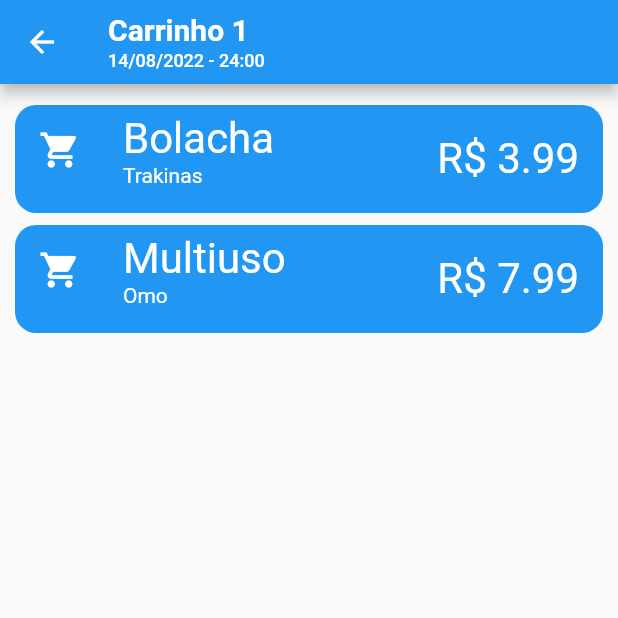
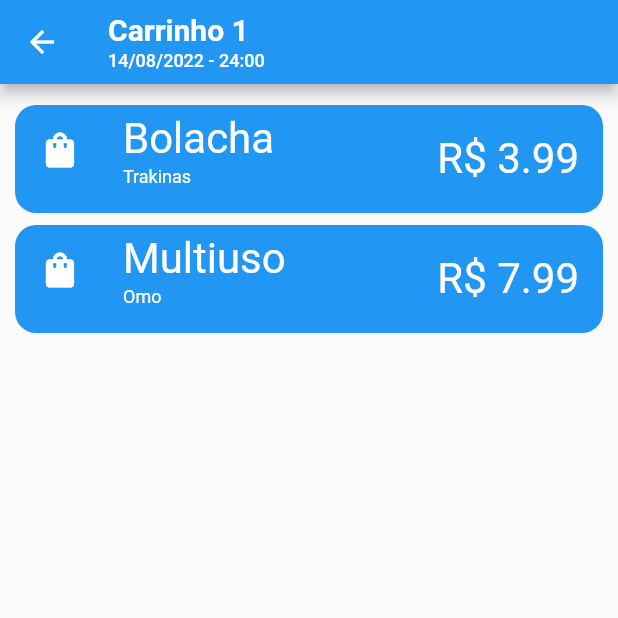
Before and after one commit to Canudo319/shopping-list-app, a Flutter app: the screen it shows after launch, after a tap on "Carrinho 1", on a phone screen of 412 x 824 dp, the top half of it. Run offline on Flutter 3.47's test engine with Material 2 defaults, Android fonts, the phone set to English and light mode, and no system bars; our stand-ins replace shared_preferences.

Commit message:
extração do Widget de listTile

```diff
--- a/lib/models/shopping_cart_model.dart
+++ b/lib/models/shopping_cart_model.dart
@@ -15,6 +15,10 @@ class ShoppingCartModel {
     this.itens,
   });
 
+  void setName(String name) {
+    this.name = name;
+  }
+
   String getFormatedDate() {
     return DateFormat("dd/MM/yyyy - kk:mm").format(date);
   }
--- a/lib/ui/cart_inspection_menu/widgets/shopping_item_list_tile.dart
+++ b/lib/ui/cart_inspection_menu/widgets/shopping_item_list_tile.dart
@@ -1,4 +1,5 @@
 import 'package:flutter/material.dart';
+import 'package:shopping_list_app/widgets/generic_list_tile.dart';
 
 import '../../../models/shopping_item_model.dart';
 import '../../item_inspection_menu/view/item_inspection.dart';
@@ -10,54 +11,21 @@ class ShoppingItemListTile extends StatelessWidget {
 
   @override
   Widget build(BuildContext context) {
+    const icone = Icon(
+      Icons.shopping_bag,
+      color: Colors.white,
+      size: 28,
+    );
+
     return Padding(
       padding: const EdgeInsets.fromLTRB(0, 4, 0, 4),
-      child: ListTile(
-        onTap: () {
-          Navigator.push(
-            context,
-            MaterialPageRoute<void>(
-              builder: (BuildContext context) => ItemInspection(item),
-            ),
-          );
-        },
-        leading: const Icon(
-          Icons.shopping_cart,
-          color: Colors.white,
-          size: 28,
-        ),
-        title: _ShoppingItemListNameText(item.name),
-        subtitle: Text(
-          item.brand ?? "",
-          style: const TextStyle(
-            color: Colors.white,
-          ),
-        ),
-        trailing: _ShoppingItemListNameText("R\$ ${item.price}"),
-        tileColor: Theme.of(context).primaryColor,
-        shape: RoundedRectangleBorder(
-          borderRadius: BorderRadius.circular(
-            14.0,
-          ),
-        ),
+      child: GenericListTile(
+        newScreen: ItemInspection(item),
+        title: item.name,
+        subtitle: item.brand,
+        trailing: "R\$ ${item.price}",
+        icone: icone,
       ),
     );
   }
 }
-
-class _ShoppingItemListNameText extends StatelessWidget {
-  final String text;
-
-  const _ShoppingItemListNameText(this.text, {Key? key}) : super(key: key);
-
-  @override
-  Widget build(BuildContext context) {
-    return Text(
-      text,
-      style: const TextStyle(
-        fontSize: 28,
-        color: Colors.white,
-      ),
-    );
-  }
-}
--- a/lib/ui/main_menu/widgets/shopping_cart_list_tile.dart
+++ b/lib/ui/main_menu/widgets/shopping_cart_list_tile.dart
@@ -1,6 +1,7 @@
 import 'package:flutter/material.dart';
 import 'package:shopping_list_app/models/shopping_cart_model.dart';
 import 'package:shopping_list_app/ui/cart_inspection_menu/view/cart_inspection.dart';
+import 'package:shopping_list_app/widgets/generic_list_tile.dart';
 
 class ShoppingCartListTile extends StatelessWidget {
   final ShoppingCartModel cart;
@@ -9,53 +10,20 @@ class ShoppingCartListTile extends StatelessWidget {
 
   @override
   Widget build(BuildContext context) {
+    const icone = Icon(
+      Icons.shopping_cart,
+      color: Colors.white,
+      size: 28,
+    );
+
     return Padding(
       padding: const EdgeInsets.fromLTRB(0, 4, 0, 4),
-      child: ListTile(
-        onTap: () {
-          Navigator.push(
-            context,
-            MaterialPageRoute<void>(
-              builder: (BuildContext context) => CartInspection(cart),
-            ),
-          );
-        },
-        leading: const Icon(
-          Icons.shopping_cart,
-          color: Colors.white,
-          size: 28,
-        ),
-        title: _ShoppingCartNameText(cart.name),
-        subtitle: Text(
-          cart.getFormatedDate(),
-          style: const TextStyle(
-            color: Colors.white,
-          ),
-        ),
-        tileColor: Theme.of(context).primaryColor,
-        shape: RoundedRectangleBorder(
-          borderRadius: BorderRadius.circular(
-            14.0,
-          ),
-        ),
+      child: GenericListTile(
+        newScreen: CartInspection(cart),
+        title: cart.name,
+        subtitle: cart.getFormatedDate(),
+        icone: icone,
       ),
     );
   }
 }
-
-class _ShoppingCartNameText extends StatelessWidget {
-  final String text;
-
-  const _ShoppingCartNameText(this.text, {Key? key}) : super(key: key);
-
-  @override
-  Widget build(BuildContext context) {
-    return Text(
-      text,
-      style: const TextStyle(
-        fontSize: 28,
-        color: Colors.white,
-      ),
-    );
-  }
-}
--- /dev/null
+++ b/lib/widgets/generic_list_tile.dart
@@ -0,0 +1,74 @@
+import 'package:flutter/material.dart';
+
+class GenericListTile extends StatelessWidget {
+  final Widget newScreen;
+  final String title;
+  final String? subtitle;
+  final String? trailing;
+  final Icon? icone;
+
+  const GenericListTile({
+    required this.newScreen,
+    required this.title,
+    this.subtitle,
+    this.trailing,
+    this.icone,
+    Key? key,
+  }) : super(key: key);
+
+  @override
+  Widget build(BuildContext context) {
+    return ListTile(
+      onTap: () {
+        Navigator.push(
+          context,
+          MaterialPageRoute<void>(
+            builder: (BuildContext context) => newScreen,
+          ),
+        );
+      },
+      leading: icone,
+      title: _CustomText(
+        text: title,
+        fontSize: 28,
+      ),
+      subtitle: subtitle == null
+          ? null
+          : _CustomText(
+              text: subtitle ?? "",
+              fontSize: 12,
+            ),
+      trailing: trailing == null
+          ? null
+          : _CustomText(
+              text: trailing ?? "",
+              fontSize: 28,
+            ),
+      tileColor: Theme.of(context).primaryColor,
+      shape: RoundedRectangleBorder(
+        borderRadius: BorderRadius.circular(
+          14.0,
+        ),
+      ),
+    );
+  }
+}
+
+class _CustomText extends StatelessWidget {
+  final String text;
+  final double fontSize;
+
+  const _CustomText({required this.text, required this.fontSize, Key? key})
+      : super(key: key);
+
+  @override
+  Widget build(BuildContext context) {
+    return Text(
+      text,
+      style: TextStyle(
+        fontSize: fontSize,
+        color: Colors.white,
+      ),
+    );
+  }
+}
```
